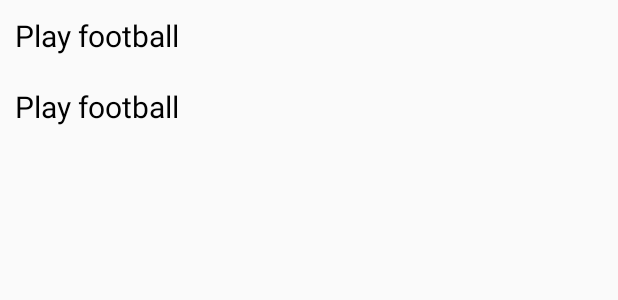
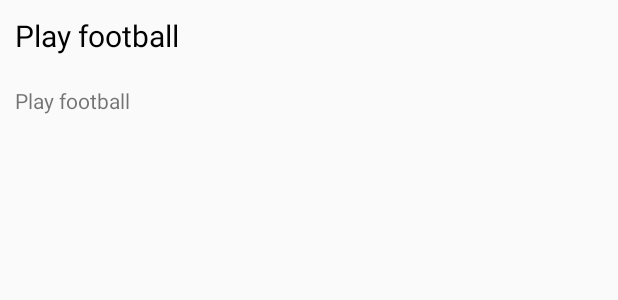
Before and after one commit to charlottestoffel1213/todolist, an Android app: the layout task_row.xml on its own in the app's theme, with its tools: preview values and no code run, on a phone screen of 412 x 824 dp. Shown: the top 300 px of the screen. Run offline under Robolectric (Android 15) with nearby library versions, the phone set to English and light mode, and no system bars.

```diff
--- a/app/src/main/res/layout/task_row.xml
+++ b/app/src/main/res/layout/task_row.xml
@@ -18,8 +18,6 @@
         android:layout_height="wrap_content"
         android:layout_margin="10dp"
         android:text="Play football"
-        android:textColor="#000000"
-        android:textSize="20dp"
         android:id="@+id/task_time"/>
 
 </LinearLayout>
```
Also changed, not shown: app/src/main/java/com/thauvi_a/todolist/Task.java (+4 -4 lines), app/src/main/java/com/thauvi_a/todolist/TaskActivity.java (added, +12 -0 lines).
